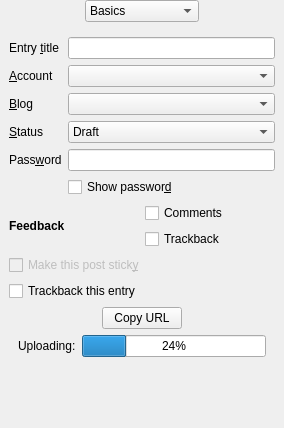
This is src/libraries/qtm/SideWidget.ui in trailblazing/tute as Qt 5 draws it before an edit. The edited form follows.
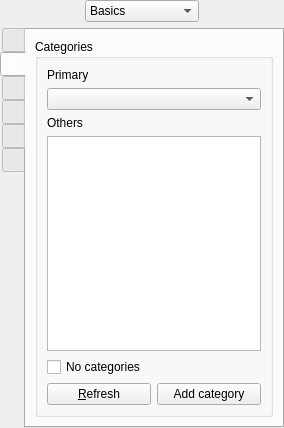
This is the edited form.

```diff
--- a/src/libraries/qtm/SideWidget.ui
+++ b/src/libraries/qtm/SideWidget.ui
@@ -82,11 +82,17 @@
     </layout>
    </item>
    <item>
-    <widget class="QStackedWidget" name="stackedWidget">
+    <widget class="QTabWidget" name="tabWidget">
+     <property name="tabPosition">
+      <enum>QTabWidget::West</enum>
+     </property>
      <property name="currentIndex">
       <number>0</number>
      </property>
-     <widget class="QWidget" name="basicsPage">
+     <widget class="QWidget" name="basicsPage" native="true">
+      <attribute name="title">
+       <string/>
+      </attribute>
       <layout class="QVBoxLayout" name="verticalLayout_3">
        <item>
         <layout class="QGridLayout">
@@ -344,7 +350,10 @@
        </item>
       </layout>
      </widget>
-     <widget class="QWidget" name="categoryPage">
+     <widget class="QWidget" name="categoryPage" native="true">
+      <attribute name="title">
+       <string/>
+      </attribute>
       <layout class="QVBoxLayout">
        <item>
         <widget class="QGroupBox" name="gbCategory">
@@ -430,7 +439,10 @@
        </item>
       </layout>
      </widget>
-     <widget class="QWidget" name="excerptPage">
+     <widget class="QWidget" name="tabWidgetPage3" native="true">
+      <attribute name="title">
+       <string/>
+      </attribute>
       <layout class="QVBoxLayout">
        <item>
         <widget class="QGroupBox" name="gbExcerpt">
@@ -462,7 +474,10 @@
        </item>
       </layout>
      </widget>
-     <widget class="QWidget" name="keywordTagsPage">
+     <widget class="QWidget" name="tabWidgetPage4" native="true">
+      <attribute name="title">
+       <string/>
+      </attribute>
       <layout class="QVBoxLayout" name="verticalLayout_2">
        <item>
         <widget class="QGroupBox" name="gbKeywordTags">
@@ -552,7 +567,10 @@
        </item>
       </layout>
      </widget>
-     <widget class="QWidget" name="tagsPage">
+     <widget class="QWidget" name="tabWidgetPage5" native="true">
+      <attribute name="title">
+       <string/>
+      </attribute>
       <layout class="QHBoxLayout">
        <item>
         <widget class="QGroupBox" name="gbTags">
@@ -634,7 +652,10 @@
        </item>
       </layout>
      </widget>
-     <widget class="QWidget" name="tbPingsPage">
+     <widget class="QWidget" name="tabWidgetPage6" native="true">
+      <attribute name="title">
+       <string/>
+      </attribute>
       <layout class="QGridLayout">
        <item row="0" column="0">
         <widget class="QGroupBox" name="gbTrackbacks">
```
Left out of the diff: 94 changed lines with no effect on the pictures.
